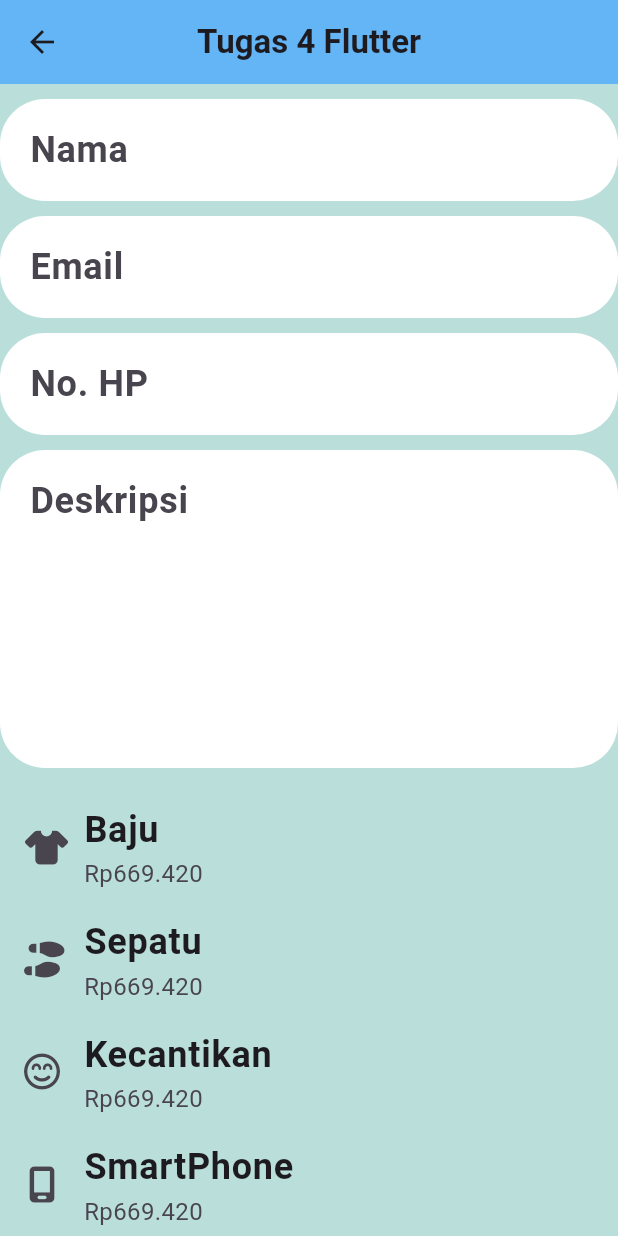
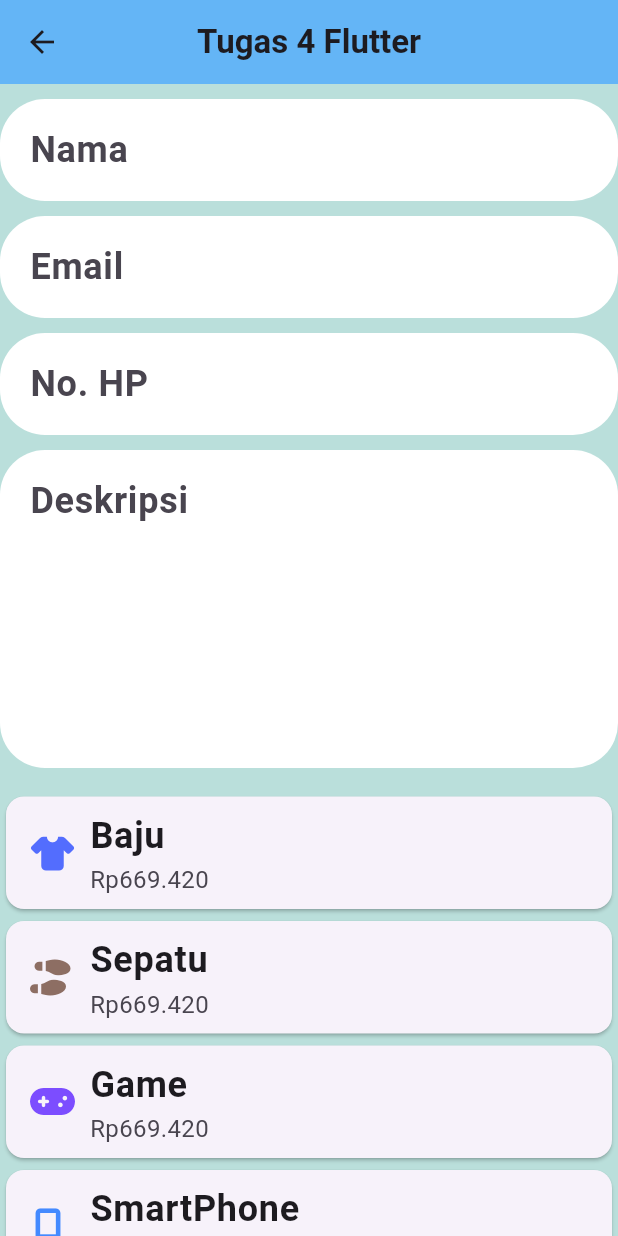
Before and after one commit to GerilValdo/flutter-ppkd-4, a Flutter app: the Tugas4 screen opened directly, on a phone screen of 412 x 824 dp. Run offline on Flutter 3.47's test engine with Material 3 defaults, Android fonts, the phone set to English and light mode, and no system bars; our stand-ins replace font_awesome_flutter; missing offline and left inert: mobkit_dashed_border.

Commit message:
style: styling icon list tile

```diff
--- a/lib/tugas/tugas_4.dart
+++ b/lib/tugas/tugas_4.dart
@@ -21,10 +21,21 @@ class Tugas4 extends StatelessWidget {
       return formatCurrency.format(randomNumber);
     }
 
+    final List iconColor = [
+      Colors.indigoAccent,
+      Colors.brown.shade400,
+      Colors.deepPurpleAccent,
+      Colors.blueAccent,
+      Colors.cyan.shade600,
+      Colors.pinkAccent,
+      Colors.amberAccent,
+      Colors.redAccent,
+      Colors.teal.shade400,
+    ];
     final List iconBelanja = [
       FontAwesomeIcons.shirt,
       FontAwesomeIcons.shoePrints,
-      FontAwesomeIcons.faceSmileBeam,
+      FontAwesomeIcons.gamepad,
       FontAwesomeIcons.mobileScreen,
       FontAwesomeIcons.glasses,
       FontAwesomeIcons.baby,
@@ -35,7 +46,7 @@ class Tugas4 extends StatelessWidget {
     final List namaProduct = [
       'Baju',
       'Sepatu',
-      'Kecantikan',
+      'Game',
       'SmartPhone',
       'Kaca Mata',
       'Perlengkapan Bayi',
@@ -67,11 +78,13 @@ class Tugas4 extends StatelessWidget {
             minLines: 5,
           ),
           SizedBox(height: 15),
-          ...List.generate(9, (index) {
-            return ListTile(
-              leading: Icon(iconBelanja[index]),
-              title: Text(namaProduct[index]),
-              subtitle: Text(getRandomPrice()),
+          ...List.generate(namaProduct.length, (index) {
+            return Card(
+              child: ListTile(
+                leading: Icon(iconBelanja[index], color: iconColor[index]),
+                title: Text(namaProduct[index]),
+                subtitle: Text(getRandomPrice()),
+              ),
             );
           }),
         ],
```
